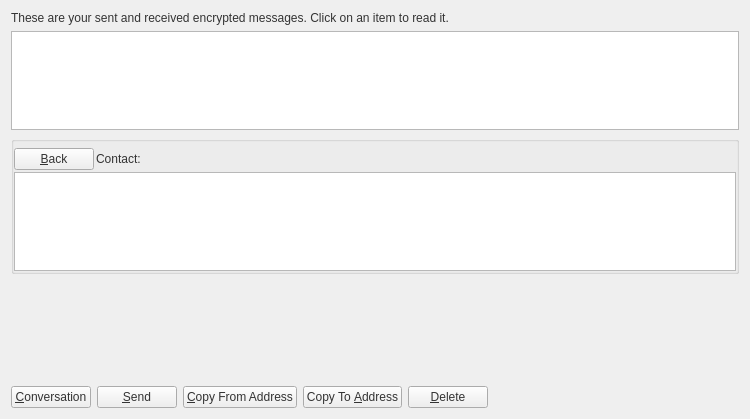
This is src/qt/forms/messagepage.ui in Konjungate/Konjungate-Core as Qt 5 draws it before an edit. The edited form follows.
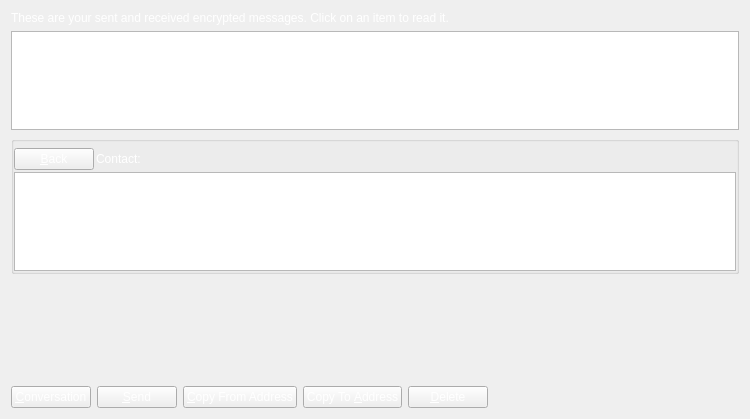
This is the edited form. Icons and pictures are not drawn. Custom widgets are drawn as their Qt base class.

The edit to the form file:
```diff
--- a/src/qt/forms/messagepage.ui
+++ b/src/qt/forms/messagepage.ui
@@ -19,6 +19,9 @@
   <layout class="QVBoxLayout" name="verticalLayout_2">
    <item>
     <widget class="QLabel" name="labelExplanation">
+     <property name="styleSheet">
+      <string notr="true">color: rgb(255, 255, 255);</string>
+     </property>
      <property name="text">
       <string>These are your sent and received encrypted messages. Click on an item to read it.</string>
      </property>
@@ -88,6 +91,9 @@
             <property name="enabled">
              <bool>true</bool>
             </property>
+            <property name="styleSheet">
+             <string notr="true">color: rgb(255, 255, 255);</string>
+            </property>
             <property name="text">
              <string>&amp;Back</string>
             </property>
@@ -99,6 +105,9 @@
           </item>
           <item>
            <widget class="QLabel" name="labelContact">
+            <property name="styleSheet">
+             <string notr="true">color: rgb(255, 255, 255);</string>
+            </property>
             <property name="text">
              <string>Contact:</string>
             </property>
@@ -153,6 +162,9 @@
       <layout class="QHBoxLayout" name="horizontalLayout">
        <item>
         <widget class="QPushButton" name="newButton">
+         <property name="styleSheet">
+          <string notr="true">color: rgb(255, 255, 255);</string>
+         </property>
          <property name="text">
           <string>&amp;Conversation</string>
          </property>
@@ -167,6 +179,9 @@
          <property name="toolTip">
           <string>Sign a message to prove you own a Konjungate address</string>
          </property>
+         <property name="styleSheet">
+          <string notr="true">color: rgb(255, 255, 255);</string>
+         </property>
          <property name="text">
           <string>&amp;Send</string>
          </property>
@@ -181,6 +196,9 @@
          <property name="toolTip">
           <string>Copy the currently selected address to the system clipboard</string>
          </property>
+         <property name="styleSheet">
+          <string notr="true">color: rgb(255, 255, 255);</string>
+         </property>
          <property name="text">
           <string>&amp;Copy From Address</string>
          </property>
@@ -195,6 +213,9 @@
          <property name="toolTip">
           <string>Copy the currently selected address to the system clipboard</string>
          </property>
+         <property name="styleSheet">
+          <string notr="true">color: rgb(255, 255, 255);</string>
+         </property>
          <property name="text">
           <string>Copy To &amp;Address</string>
          </property>
@@ -209,6 +230,9 @@
          <property name="toolTip">
           <string>Delete the currently selected address from the list</string>
          </property>
+         <property name="styleSheet">
+          <string notr="true">color: rgb(255, 255, 255);</string>
+         </property>
          <property name="text">
           <string>&amp;Delete</string>
          </property>
```
